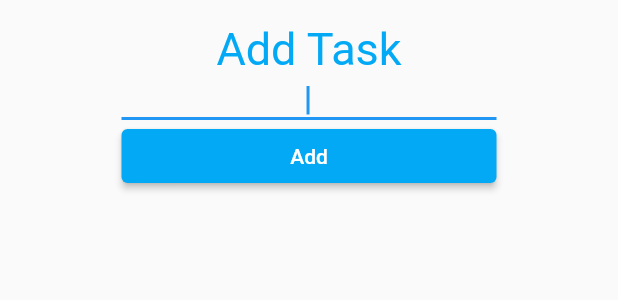
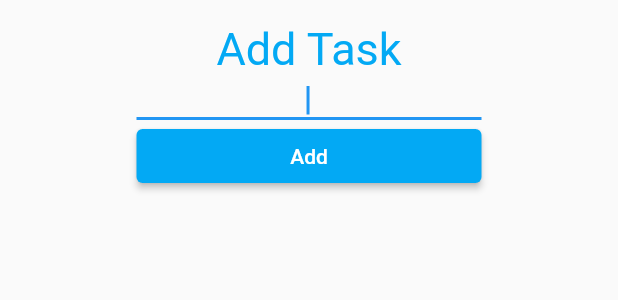
Before and after one commit to nsakenov/flutter_todo_app, a Flutter app: the AddTaskScreen widget shown alone on an empty page, opened directly, on a phone screen of 412 x 824 dp. Shown: the top 300 px of the screen. Run offline on Flutter 3.47's test engine with Material 2 defaults, Android fonts, the phone set to English and light mode, and no system bars.

Commit message:
wip sync

```diff
--- a/lib/components/add_task_screen.dart
+++ b/lib/components/add_task_screen.dart
@@ -19,14 +19,14 @@ class AddTaskScreen extends StatelessWidget {
             ),
             SizedBox(
               height: 30,
-              width: 250,
+              width: 230,
               child: TextField(
                 autofocus: true,
                 textAlign: TextAlign.center,
               ),
             ),
             SizedBox(
-              width: 250,
+              width: 230,
               child: ElevatedButton(
                 style: ButtonStyle(
                   backgroundColor: MaterialStateProperty.all(Colors.lightBlue),
```
